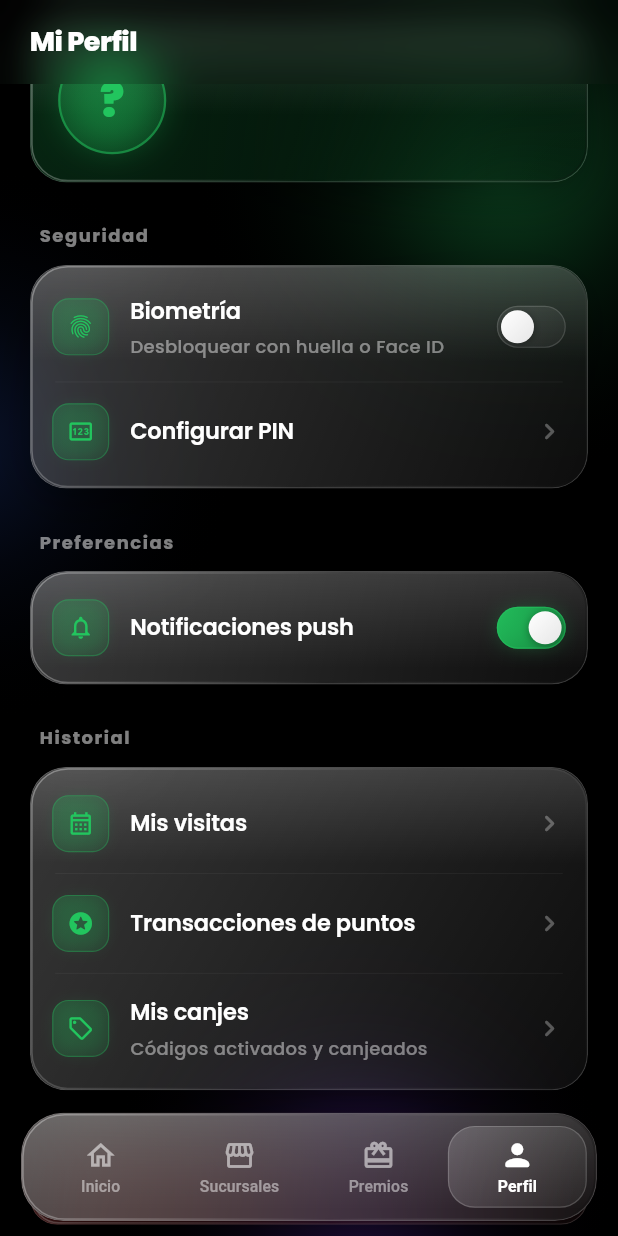
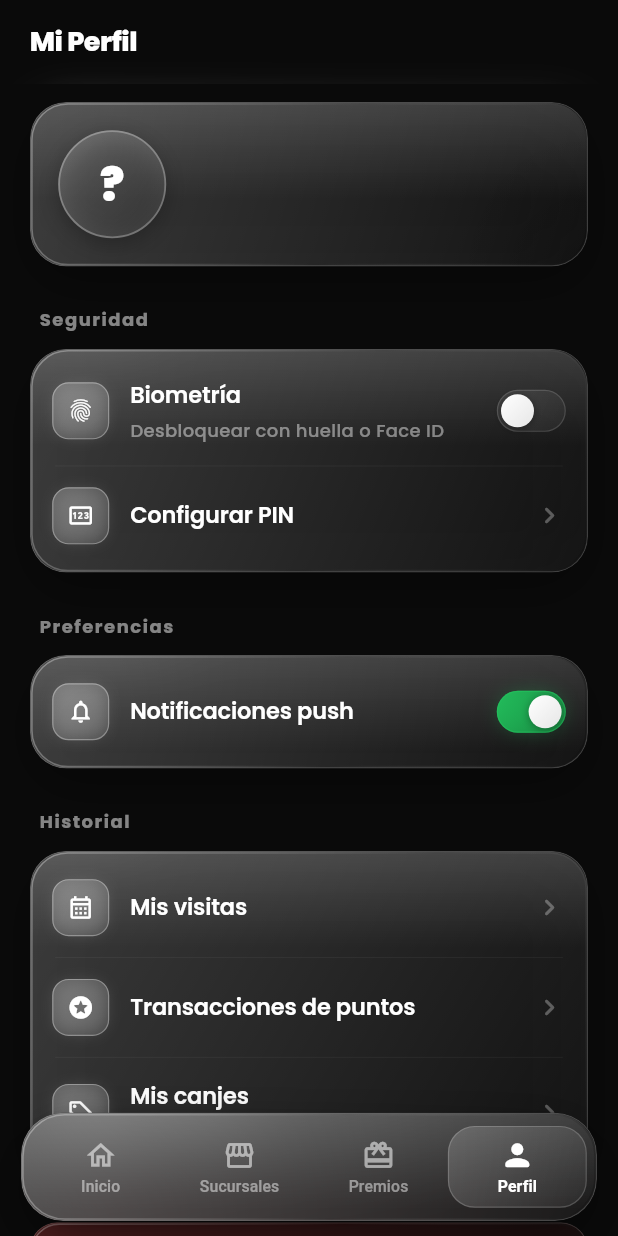
Before and after one commit to Trinkmax/Monaco-mobile, a Flutter app: the ProfileScreen screen opened by its route, on a phone screen of 412 x 824 dp. Run offline on Flutter 3.47's test engine with Material 3 defaults, Android fonts, the phone set to English and light mode, and no system bars; drawn by our look-alikes of flutter_animate; our stand-ins replace cached_network_image, firebase_core, firebase_messaging, flutter_riverpod, flutter_secure_storage, geolocator and 9 more; accounts and stored records are empty; network calls fail.

Commit message:
fix(ui): resolve cut-off + reduce green footprint
- LiquidAppBarScaffold: extendBodyBehindAppBar ahora es false por default,
  arregla el cut-off del primer elemento detrás del AppBar en Premios,
  Sucursales, Branch detail y Perfil.
- LiquidBackdrop: sin orbes animados por default. Sólo dibuja orbes si el
  caller pasa explícitamente `orbColors` — pantallas limpias sin brillos
  verde/violeta.
- PointsCard: tint neutro (glass gris) sin verde Monaco. Badge, pill "pts"
  y trending icon en tonos blancos.
- Profile: avatar card sin tint verde, _AvatarCircle con gradient blanco,
  todos los iconos de list tiles en blanco (default del LiquidListTile
  cambiado a Colors.white).
- Rewards: _RewardCard sin tint verde cuando disponible — solo el
  LiquidStatusPill mantiene el color semántico.
- Branch detail: _InProgressCard neutral (solo el círculo del icono de
  tijera conserva verde como acento puntual).
- Sucursales/Branch detail/Rewards: removido background LiquidBackdrop
  redundante ahora que es neutro.

Co-Authored-By: Claude Opus 4.7 (1M context) <noreply@anthropic.com>

```diff
--- a/lib/app/widgets/glass/liquid_app_bar.dart
+++ b/lib/app/widgets/glass/liquid_app_bar.dart
@@ -135,6 +135,11 @@ class LiquidAppBarScaffold extends StatefulWidget {
   final Widget? bottomNavigationBar;
   final bool extendBody;
 
+  /// Si `extendBodyBehindAppBar` es true, el body arranca en y=0 y el primer
+  /// elemento queda oculto detrás del app bar — solo activá si tu scrollable
+  /// agrega `top: kToolbarHeight + systemTop` a su padding.
+  final bool extendBodyBehindAppBar;
+
   const LiquidAppBarScaffold({
     super.key,
     required this.title,
@@ -148,6 +153,7 @@ class LiquidAppBarScaffold extends StatefulWidget {
     this.background,
     this.bottomNavigationBar,
     this.extendBody = true,
+    this.extendBodyBehindAppBar = false,
   });
 
   @override
@@ -169,7 +175,7 @@ class _LiquidAppBarScaffoldState extends State<LiquidAppBarScaffold> {
   Widget build(BuildContext context) {
     return Scaffold(
       backgroundColor: widget.backgroundColor,
-      extendBodyBehindAppBar: true,
+      extendBodyBehindAppBar: widget.extendBodyBehindAppBar,
       extendBody: widget.extendBody,
       appBar: LiquidAppBar(
         title: widget.title,
--- a/lib/app/widgets/glass/liquid_backdrop.dart
+++ b/lib/app/widgets/glass/liquid_backdrop.dart
@@ -2,20 +2,19 @@ import 'dart:math' as math;
 
 import 'package:flutter/material.dart';
 
-import 'liquid_tokens.dart';
-
-/// Fondo con orbes de color que se desplazan lentamente — le da al blur algo
-/// detrás para que el glass "respire" y se note el material.
+/// Canvas oscuro sobre el que apoyan las láminas glass.
 ///
-/// Orbes por defecto: verde Monaco + azul profundo + violeta.
+/// Por defecto: solo un fondo negro neutro sin brillos. Si querés darle vida
+/// con orbes de color, pasá `orbColors: [...]` explícitamente — cada color
+/// genera un orbe que se desplaza suavemente (un orbe por color, hasta 3).
 class LiquidBackdrop extends StatefulWidget {
   final Widget child;
 
-  /// Opcional — colores custom para los 3 orbes. Null usa la paleta Monaco.
+  /// Opcional — colores de los orbes. Si es null o está vacío, no se renderiza
+  /// ningún orbe (solo fondo negro limpio).
   final List<Color>? orbColors;
 
-  /// Intensidad del tint (0..1). Default 1.0. Bajalo si el glass de arriba
-  /// compite demasiado.
+  /// Intensidad del tint de los orbes cuando hay (0..1).
   final double intensity;
 
   const LiquidBackdrop({
@@ -31,31 +30,50 @@ class LiquidBackdrop extends StatefulWidget {
 
 class _LiquidBackdropState extends State<LiquidBackdrop>
     with SingleTickerProviderStateMixin {
-  late final AnimationController _ctrl;
+  AnimationController? _ctrl;
 
   @override
   void initState() {
     super.initState();
-    _ctrl = AnimationController(
+    if (_hasOrbs) _startAnimation();
+  }
+
+  bool get _hasOrbs =>
+      widget.orbColors != null && widget.orbColors!.isNotEmpty;
+
+  void _startAnimation() {
+    _ctrl ??= AnimationController(
       vsync: this,
       duration: const Duration(seconds: 24),
     )..repeat();
   }
 
   @override
+  void didUpdateWidget(LiquidBackdrop old) {
+    super.didUpdateWidget(old);
+    if (_hasOrbs && _ctrl == null) {
+      _startAnimation();
+    }
+  }
+
+  @override
   void dispose() {
-    _ctrl.dispose();
+    _ctrl?.dispose();
     super.dispose();
   }
 
   @override
   Widget build(BuildContext context) {
-    final palette = widget.orbColors ??
-        const [
-          LiquidTokens.monacoGreen,
-          LiquidTokens.orbBlue,
-          LiquidTokens.orbViolet,
-        ];
+    if (!_hasOrbs) {
+      return Stack(
+        children: [
+          const Positioned.fill(child: ColoredBox(color: Colors.black)),
+          widget.child,
+        ],
+      );
+    }
+
+    final palette = widget.orbColors!;
 
     return LayoutBuilder(
       builder: (context, constraints) {
@@ -64,39 +82,25 @@ class _LiquidBackdropState extends State<LiquidBackdrop>
             ? constraints.maxHeight
             : MediaQuery.sizeOf(context).height;
         return AnimatedBuilder(
-          animation: _ctrl,
+          animation: _ctrl!,
           builder: (context, _) {
-            final t = _ctrl.value;
+            final t = _ctrl!.value;
             return Stack(
               children: [
                 const Positioned.fill(child: ColoredBox(color: Colors.black)),
-                _orb(
-                  palette: palette,
-                  index: 0,
-                  phase: t,
-                  baseX: 0.78, baseY: 0.08,
-                  ampX: 0.08, ampY: 0.06,
-                  size: 420,
-                  w: w, h: h,
-                ),
-                _orb(
-                  palette: palette,
-                  index: 1,
-                  phase: (t + 0.34) % 1,
-                  baseX: -0.12, baseY: 0.42,
-                  ampX: 0.10, ampY: 0.08,
-                  size: 380,
-                  w: w, h: h,
-                ),
-                _orb(
-                  palette: palette,
-                  index: 2,
-                  phase: (t + 0.66) % 1,
-                  baseX: 0.70, baseY: 0.92,
-                  ampX: 0.12, ampY: 0.06,
-                  size: 340,
-                  w: w, h: h,
-                ),
+                for (var i = 0; i < palette.length && i < 3; i++)
+                  _orb(
+                    palette: palette,
+                    index: i,
+                    phase: (t + i * 0.33) % 1,
+                    baseX: [0.78, -0.12, 0.70][i],
+                    baseY: [0.08, 0.42, 0.92][i],
+                    ampX: [0.08, 0.10, 0.12][i],
+                    ampY: [0.06, 0.08, 0.06][i],
+                    size: [420.0, 380.0, 340.0][i],
+                    w: w,
+                    h: h,
+                  ),
                 widget.child,
               ],
             );
@@ -135,8 +139,8 @@ class _LiquidBackdropState extends State<LiquidBackdrop>
               shape: BoxShape.circle,
               gradient: RadialGradient(
                 colors: [
-                  color.withOpacity(0.32 * widget.intensity),
-                  color.withOpacity(0.10 * widget.intensity),
+                  color.withOpacity(0.28 * widget.intensity),
+                  color.withOpacity(0.09 * widget.intensity),
                   Colors.transparent,
                 ],
                 stops: const [0.0, 0.45, 1.0],
--- a/lib/app/widgets/glass/liquid_section.dart
+++ b/lib/app/widgets/glass/liquid_section.dart
@@ -72,7 +72,7 @@ class LiquidListTile extends StatelessWidget {
 
   @override
   Widget build(BuildContext context) {
-    final color = iconColor ?? LiquidTokens.monacoGreen;
+    final color = iconColor ?? Colors.white;
     final row = Padding(
       padding: const EdgeInsets.symmetric(horizontal: 14, vertical: 14),
       child: Row(
--- a/lib/features/occupancy/presentation/screens/branch_detail_screen.dart
+++ b/lib/features/occupancy/presentation/screens/branch_detail_screen.dart
@@ -30,7 +30,6 @@ class BranchDetailScreen extends ConsumerWidget {
     return LiquidAppBarScaffold(
       title: title,
       showBackButton: true,
-      background: const LiquidBackdrop(child: SizedBox.expand()),
       body: detail.when(
         data: (data) => _LiveQueueContent(data: data),
         loading: () => _buildShimmer(),
@@ -821,8 +820,7 @@ class _InProgressCard extends StatelessWidget {
     return LiquidGlass(
       padding: const EdgeInsets.all(12),
       borderRadius: 18,
-      tint: green,
-      tintOpacity: 0.05,
+      tintOpacity: 0.07,
       pressable: false,
       showVignette: false,
       child: Row(
--- a/lib/features/occupancy/presentation/screens/occupancy_screen.dart
+++ b/lib/features/occupancy/presentation/screens/occupancy_screen.dart
@@ -16,7 +16,6 @@ class OccupancyScreen extends ConsumerWidget {
 
     return LiquidAppBarScaffold(
       title: 'Sucursales',
-      background: const LiquidBackdrop(child: SizedBox.expand()),
       body: RefreshIndicator(
         color: Colors.white,
         backgroundColor: MonacoColors.surface,
--- a/lib/features/profile/presentation/screens/profile_screen.dart
+++ b/lib/features/profile/presentation/screens/profile_screen.dart
@@ -78,10 +78,9 @@ class ProfileScreen extends ConsumerWidget {
 
     return LiquidAppBarScaffold(
       title: 'Mi Perfil',
-      background: const LiquidBackdrop(child: SizedBox.expand()),
       body: asyncProfile.when(
         loading: () => const Center(
-          child: CircularProgressIndicator(color: LiquidTokens.monacoGreen),
+          child: CircularProgressIndicator(color: Colors.white),
         ),
         error: (e, _) => _ErrorState(
           error: e,
@@ -133,8 +132,7 @@ class _ProfileBody extends ConsumerWidget {
         LiquidGlass(
           padding: const EdgeInsets.all(18),
           borderRadius: 24,
-          tint: LiquidTokens.monacoGreen,
-          tintOpacity: 0.08,
+          tintOpacity: 0.09,
           pressable: false,
           child: Row(
             children: [
@@ -180,7 +178,6 @@ class _ProfileBody extends ConsumerWidget {
           children: [
             LiquidSwitchTile(
               icon: Icons.fingerprint_rounded,
-              iconColor: LiquidTokens.monacoGreen,
               title: 'Biometría',
               subtitle: 'Desbloquear con huella o Face ID',
               value: biometricEnabled,
@@ -189,7 +186,6 @@ class _ProfileBody extends ConsumerWidget {
             ),
             LiquidListTile(
               icon: Icons.pin_outlined,
-              iconColor: LiquidTokens.monacoGreen,
               title: 'Configurar PIN',
               onTap: () => context.push('/pin-setup'),
             ),
@@ -205,7 +201,6 @@ class _ProfileBody extends ConsumerWidget {
           children: [
             LiquidSwitchTile(
               icon: Icons.notifications_outlined,
-              iconColor: LiquidTokens.monacoGreen,
               title: 'Notificaciones push',
               value: pushEnabled,
               onChanged: (val) =>
@@ -223,19 +218,16 @@ class _ProfileBody extends ConsumerWidget {
           children: [
             LiquidListTile(
               icon: Icons.calendar_month_outlined,
-              iconColor: LiquidTokens.monacoGreen,
               title: 'Mis visitas',
               onTap: () {},
             ),
             LiquidListTile(
               icon: Icons.stars_rounded,
-              iconColor: LiquidTokens.monacoGreen,
               title: 'Transacciones de puntos',
               onTap: () => context.push('/points'),
             ),
             LiquidListTile(
               icon: Icons.local_offer_outlined,
-              iconColor: LiquidTokens.monacoGreen,
               title: 'Mis canjes',
               subtitle: 'Códigos activados y canjeados',
               onTap: () => context.push('/mis-canjes'),
@@ -406,19 +398,20 @@ class _AvatarCircle extends StatelessWidget {
           begin: Alignment.topLeft,
           end: Alignment.bottomRight,
           colors: [
-            LiquidTokens.monacoGreen.withOpacity(0.28),
-            LiquidTokens.monacoGreen.withOpacity(0.12),
+            Colors.white.withOpacity(0.22),
+            Colors.white.withOpacity(0.08),
           ],
         ),
         border: Border.all(
-          color: LiquidTokens.monacoGreen.withOpacity(0.5),
-          width: 1.5,
+          color: Colors.white.withOpacity(0.28),
+          width: 1.2,
         ),
         boxShadow: [
           BoxShadow(
-            color: LiquidTokens.monacoGreen.withOpacity(0.38),
-            blurRadius: 20,
-            spreadRadius: -4,
+            color: Colors.black.withOpacity(0.32),
+            blurRadius: 14,
+            spreadRadius: -2,
+            offset: const Offset(0, 4),
           ),
         ],
       ),
@@ -426,7 +419,7 @@ class _AvatarCircle extends StatelessWidget {
         child: Text(
           initial,
           style: const TextStyle(
-            color: LiquidTokens.monacoGreen,
+            color: Colors.white,
             fontSize: 30,
             fontWeight: FontWeight.w900,
           ),
@@ -479,15 +472,13 @@ class _ErrorState extends StatelessWidget {
                 shape: BoxShape.circle,
                 gradient: LinearGradient(
                   colors: [
-                    LiquidTokens.monacoGreen.withOpacity(0.2),
-                    LiquidTokens.monacoGreen.withOpacity(0.06),
+                    Colors.white.withOpacity(0.18),
+                    Colors.white.withOpacity(0.05),
                   ],
                 ),
-                border: Border.all(
-                  color: LiquidTokens.monacoGreen.withOpacity(0.32),
-                ),
+                border: Border.all(color: Colors.white.withOpacity(0.22)),
               ),
-              child: Icon(icon, color: LiquidTokens.monacoGreen, size: 34),
+              child: Icon(icon, color: Colors.white, size: 34),
             ),
             const SizedBox(height: 20),
             Text(
--- a/lib/features/rewards/presentation/screens/rewards_screen.dart
+++ b/lib/features/rewards/presentation/screens/rewards_screen.dart
@@ -24,7 +24,6 @@ class _RewardsScreenState extends ConsumerState<RewardsScreen> {
     return LiquidAppBarScaffold(
       title: 'Mis Premios',
       centerTitle: true,
-      background: const LiquidBackdrop(child: SizedBox.expand()),
       body: Padding(
         padding: const EdgeInsets.fromLTRB(16, 0, 16, 0),
         child: Column(
@@ -198,8 +197,7 @@ class _RewardCard extends StatelessWidget {
     return LiquidGlass(
       padding: const EdgeInsets.all(16),
       borderRadius: 20,
-      tint: accent,
-      tintOpacity: isAvailable ? 0.10 : 0.04,
+      tintOpacity: isAvailable ? 0.09 : 0.04,
       pressable: false,
       child: Column(
         crossAxisAlignment: CrossAxisAlignment.start,
```
Also changed, not shown: lib/features/home/presentation/widgets/points_card.dart (+16 -33 lines).
